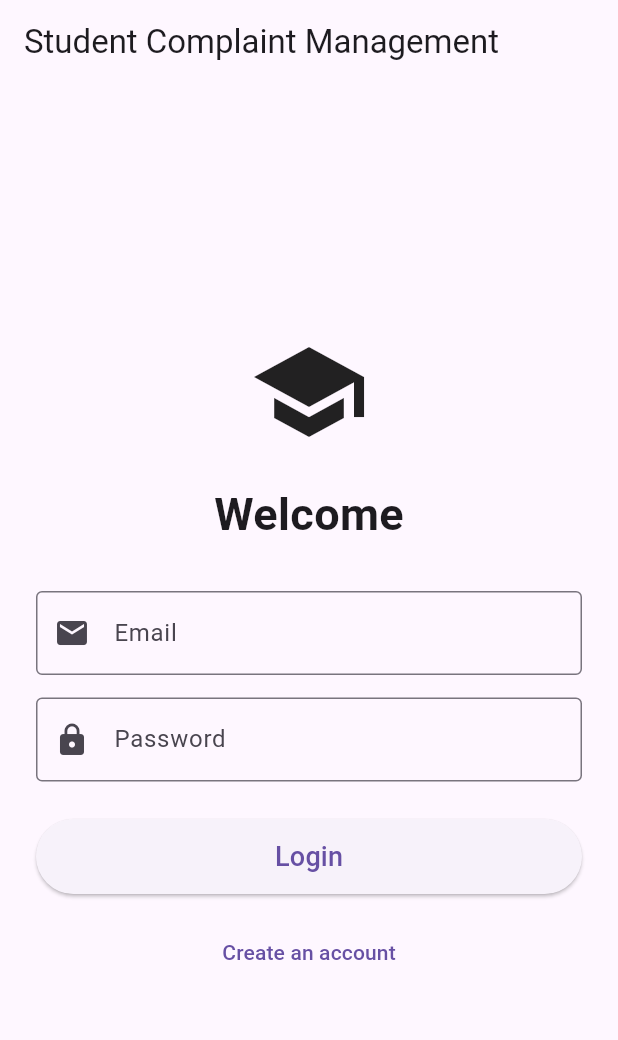
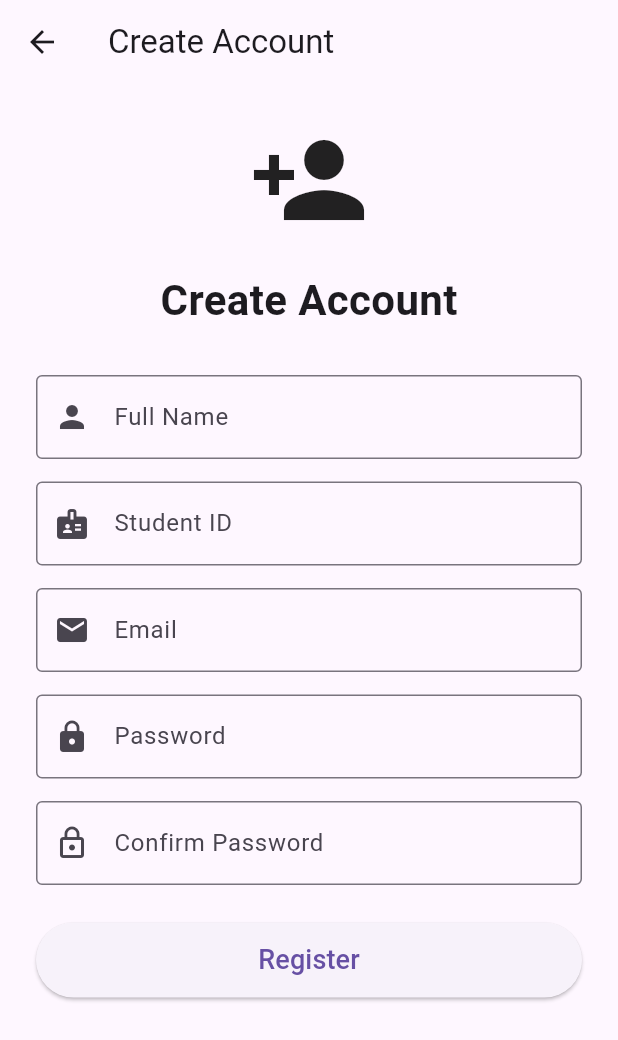
Before and after one commit to Navneetkumar3134/student-complaint-management-system, a Flutter app: the screen it shows after launch, after a tap on "Create an account", on a phone screen of 412 x 824 dp. Shown: the top 1040 px of the screen. Run offline on Flutter 3.47's test engine with Material 3 defaults, Android fonts, the phone set to English and light mode, and no system bars.

Commit message:
Connected login to registration

```diff
--- a/lib/screens/login_screen.dart
+++ b/lib/screens/login_screen.dart
@@ -1,7 +1,8 @@
 import 'package:flutter/material.dart';
+import 'register_screen.dart';
 
 class LoginScreen extends StatelessWidget {
- const LoginScreen({super.key});
+  const LoginScreen({super.key});
 
   @override
   Widget build(BuildContext context) {
@@ -32,10 +33,10 @@ class LoginScreen extends StatelessWidget {
             const SizedBox(height: 30),
 
             TextField(
-              decoration: InputDecoration(
+              decoration: const InputDecoration(
                 labelText: 'Email',
-                border: const OutlineInputBorder(),
-                prefixIcon: const Icon(Icons.email),
+                border: OutlineInputBorder(),
+                prefixIcon: Icon(Icons.email),
               ),
             ),
 
@@ -43,10 +44,10 @@ class LoginScreen extends StatelessWidget {
 
             TextField(
               obscureText: true,
-              decoration: InputDecoration(
+              decoration: const InputDecoration(
                 labelText: 'Password',
-                border: const OutlineInputBorder(),
-                prefixIcon: const Icon(Icons.lock),
+                border: OutlineInputBorder(),
+                prefixIcon: Icon(Icons.lock),
               ),
             ),
 
@@ -67,7 +68,14 @@ class LoginScreen extends StatelessWidget {
             const SizedBox(height: 15),
 
             TextButton(
-              onPressed: () {},
+              onPressed: () {
+                Navigator.push(
+                  context,
+                  MaterialPageRoute(
+                    builder: (context) => const RegisterScreen(),
+                  ),
+                );
+              },
               child: const Text('Create an account'),
             ),
           ],
--- a/lib/screens/register_screen.dart
+++ b/lib/screens/register_screen.dart
@@ -0,0 +1,101 @@
+import 'package:flutter/material.dart';
+
+class RegisterScreen extends StatelessWidget {
+  const RegisterScreen({super.key});
+
+  @override
+  Widget build(BuildContext context) {
+    return Scaffold(
+      appBar: AppBar(
+        title: const Text('Create Account'),
+      ),
+      body: SingleChildScrollView(
+        padding: const EdgeInsets.all(24.0),
+        child: Column(
+          children: [
+            const Icon(
+              Icons.person_add,
+              size: 80,
+            ),
+
+            const SizedBox(height: 20),
+
+            const Text(
+              'Create Account',
+              style: TextStyle(
+                fontSize: 28,
+                fontWeight: FontWeight.bold,
+              ),
+            ),
+
+            const SizedBox(height: 30),
+
+            TextField(
+              decoration: InputDecoration(
+                labelText: 'Full Name',
+                border: const OutlineInputBorder(),
+                prefixIcon: const Icon(Icons.person),
+              ),
+            ),
+
+            const SizedBox(height: 15),
+
+            TextField(
+              decoration: InputDecoration(
+                labelText: 'Student ID',
+                border: const OutlineInputBorder(),
+                prefixIcon: const Icon(Icons.badge),
+              ),
+            ),
+
+            const SizedBox(height: 15),
+
+            TextField(
+              decoration: InputDecoration(
+                labelText: 'Email',
+                border: const OutlineInputBorder(),
+                prefixIcon: const Icon(Icons.email),
+              ),
+            ),
+
+            const SizedBox(height: 15),
+
+            TextField(
+              obscureText: true,
+              decoration: InputDecoration(
+                labelText: 'Password',
+                border: const OutlineInputBorder(),
+                prefixIcon: const Icon(Icons.lock),
+              ),
+            ),
+
+            const SizedBox(height: 15),
+
+            TextField(
+              obscureText: true,
+              decoration: InputDecoration(
+                labelText: 'Confirm Password',
+                border: const OutlineInputBorder(),
+                prefixIcon: const Icon(Icons.lock_outline),
+              ),
+            ),
+
+            const SizedBox(height: 25),
+
+            SizedBox(
+              width: double.infinity,
+              height: 50,
+              child: ElevatedButton(
+                onPressed: () {},
+                child: const Text(
+                  'Register',
+                  style: TextStyle(fontSize: 18),
+                ),
+              ),
+            ),
+          ],
+        ),
+      ),
+    );
+  }
+}
```
